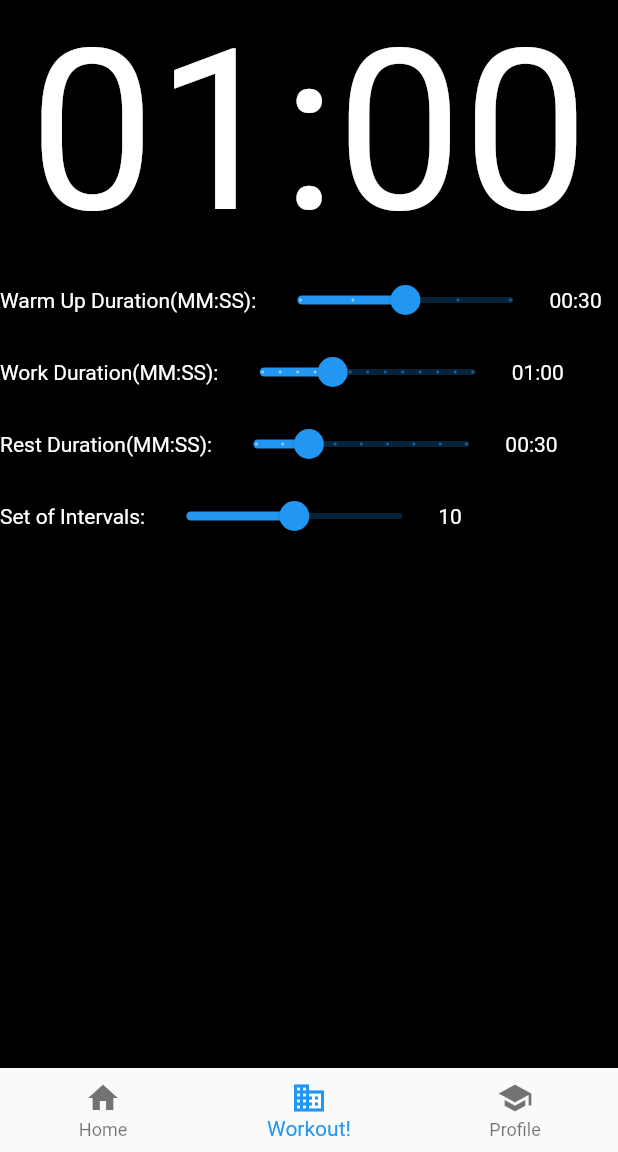
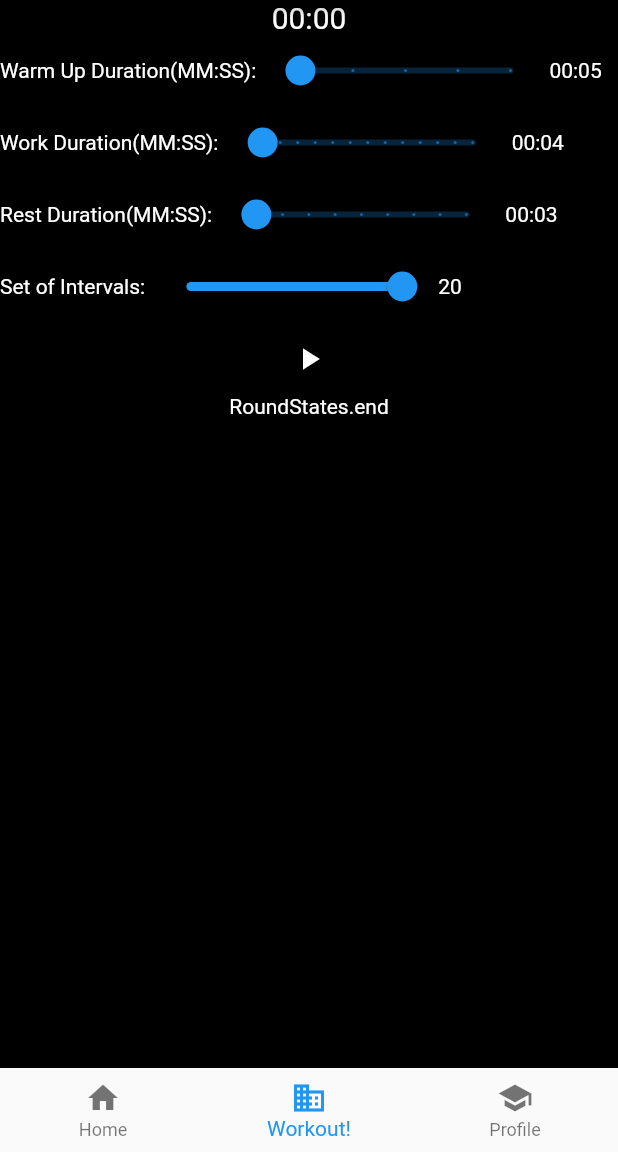
Before and after one commit to allcui/intervaltimer-flutter, a Flutter app: the screen it shows after launch, on a phone screen of 412 x 824 dp, the part 84-1236 px from its top. Run offline on Flutter 3.47's test engine with Material 2 defaults, Android fonts, the phone set to English and light mode, and no system bars.

Commit message:
made timer profile work with controller

```diff
--- a/lib/model/round_state.dart
+++ b/lib/model/round_state.dart
@@ -1,4 +1,4 @@
-enum RoundStates { end, warmUp, work, coolDown }
+enum RoundStates { end, warmUp, work, rest, coolDown }
 
 class RoundState{
   const RoundState({
--- a/lib/model/timer_profile.dart
+++ b/lib/model/timer_profile.dart
@@ -1,11 +1,23 @@
+import 'package:countdown_timer/model/round_state.dart';
 import 'package:flutter/material.dart';
 
 class TimerProfile{
 
-  static const defaultWarmUpDuration = Duration(seconds: 30);
-  static const defaultWorkDuration = Duration(seconds: 60);
-  static const defaultRestDuration = Duration(seconds: 30);
-  static const defaultCoolDownDuration = Duration(seconds: 60);
+  static const Duration defaultWarmUpDuration = Duration(seconds: 5);
+  static const Duration defaultWorkDuration = Duration(seconds: 4);
+  static const Duration defaultRestDuration = Duration(seconds: 3);
+  static const Duration defaultCoolDownDuration = Duration(seconds: 2);
+  static const int defaultSetCount = 20;
+
+  static TimerProfile getDefaultProfile(){
+    return TimerProfile(
+      warmUpDuration: defaultWarmUpDuration,
+      workDuration: defaultWorkDuration,
+      restDuration: defaultRestDuration,
+      coolDownDuration: defaultCoolDownDuration,
+      setCount: defaultSetCount,
+    );
+  }
 
   const TimerProfile({
     this.id = 1,
@@ -14,6 +26,7 @@ class TimerProfile{
     @required this.workDuration,
     @required this.restDuration,
     @required this.coolDownDuration,
+    @required this.setCount,
   });
 
   final int id;
@@ -22,13 +35,25 @@ class TimerProfile{
   final Duration workDuration;
   final Duration restDuration;
   final Duration coolDownDuration;
+  final int setCount;
 
-  TimerProfile getDefaultProfile(){
-    return TimerProfile(
-      warmUpDuration: defaultWarmUpDuration,
-      workDuration: defaultWorkDuration,
-      restDuration: defaultRestDuration,
-      coolDownDuration: defaultCoolDownDuration,
-    );
+  Duration getDurationByRoundState(RoundStates roundState){
+    switch (roundState) {
+      case RoundStates.warmUp:
+        return warmUpDuration;
+        break;
+      case RoundStates.work:
+        return workDuration;
+        break;
+      case RoundStates.rest:
+        return restDuration;
+        break;
+      case RoundStates.coolDown:
+        return coolDownDuration;
+        break;
+      default:
+        return Duration.zero;
+    }
   }
+
 }
--- a/lib/screen/interval_timer.dart
+++ b/lib/screen/interval_timer.dart
@@ -1,5 +1,9 @@
+import 'dart:developer';
+
 import 'package:countdown_timer/model/round_state.dart';
+import 'package:countdown_timer/model/timer_profile.dart';
 import 'package:countdown_timer/model/work_state.dart';
+import 'package:countdown_timer/widget/countdown_text.dart';
 import 'package:flutter/material.dart';
 
 class IntervalTimer extends StatefulWidget {
@@ -13,7 +17,7 @@ class IntervalTimer extends StatefulWidget {
   _IntervalTimerState createState() => _IntervalTimerState();
 }
 
-class _IntervalTimerState extends State<IntervalTimer> with TickerProviderStateMixin{
+class _IntervalTimerState extends State<IntervalTimer> with SingleTickerProviderStateMixin{
 
   static const Map<RoundStates, RoundState> _roundStates = {
     RoundStates.end: RoundState(
@@ -54,12 +58,14 @@ class _IntervalTimerState extends State<IntervalTimer> with TickerProviderStateM
 
   AnimationController _countdownController;
   Animation _countdownAnimation;
+  Tween<double> _countdownAnimationTween = Tween(begin: 0, end: 0);
 
-  int _remainingWorkDuration = 60;
-  int _remainingRestDuration = 30;
-  int _remainingWarmUpDuration = 30;
-  int _remainingCoolDownDuration = 30;
-  int _remainingSets = 10;
+  TimerProfile _profileSelected = TimerProfile.getDefaultProfile();
+  int _remainingWorkDuration = TimerProfile.getDefaultProfile().workDuration.inSeconds;
+  int _remainingRestDuration = TimerProfile.getDefaultProfile().restDuration.inSeconds;
+  int _remainingWarmUpDuration = TimerProfile.getDefaultProfile().warmUpDuration.inSeconds;
+  int _remainingCoolDownDuration = TimerProfile.getDefaultProfile().coolDownDuration.inSeconds;
+  int _remainingSets = TimerProfile.getDefaultProfile().setCount;
 
   RoundStates _currentRoundState = RoundStates.end;
 
@@ -73,17 +79,15 @@ class _IntervalTimerState extends State<IntervalTimer> with TickerProviderStateM
       if (status == AnimationStatus.completed && _currentRoundState != RoundStates.coolDown) _updateRoundState(_roundStates[_currentRoundState].next);
     });
 
+    _countdownAnimationTween.begin = _roundStates[_currentRoundState].duration.inSeconds.toDouble();
+    _countdownAnimationTween.end = 0.01;
+    _countdownAnimation = _countdownAnimationTween.animate(_countdownController);
     super.initState();
   }
 
   @override
   Widget build(BuildContext context) {
-    final Widget timer = Text(
-      durationToString(_remainingWorkDuration),
-      style: TextStyle(
-        fontSize: 150.0,
-      ),
-    );
+    final Widget timer = CountdownText(animation: _countdownAnimation,);
     final Widget warmUpDurationSlider = Row(
       children: <Widget>[
         Text('Warm Up Duration(MM:SS): '),
@@ -174,12 +178,37 @@ class _IntervalTimerState extends State<IntervalTimer> with TickerProviderStateM
               warmUpDurationSlider,
               workDurationSlider,
               restDurationSlider,
-              setCountSlider
+              setCountSlider,
+              IconButton(onPressed: () => _startTimer(), icon: Icon(Icons.play_arrow, color: Colors.white,),),
+              Text(_currentRoundState.toString(), style: TextStyle(color: Colors.white),),
             ],
           ),
         ),
       ),
     );
+  }
+
+  void _startTimer(){
+    _profileSelected = TimerProfile(
+      warmUpDuration: Duration(seconds: _remainingWarmUpDuration),
+      workDuration: Duration(seconds: _remainingWorkDuration),
+      restDuration: Duration(seconds: _remainingRestDuration),
+      coolDownDuration: Duration(seconds: _remainingCoolDownDuration),
+      setCount: _remainingSets,
+    );
+    _updateRoundState(RoundStates.warmUp);
+  }
+  void _updateRoundState(RoundStates roundState) async {
+    setState(() {
+      _currentRoundState = roundState;
+      log('updated round state to ' + roundState.toString());
+    });
+    Duration currentRoundStateDuration = _profileSelected.getDurationByRoundState(_currentRoundState);
+    _countdownAnimationTween.begin = currentRoundStateDuration.inSeconds.toDouble();
+
+    _countdownController.duration = currentRoundStateDuration;
+    _countdownController.reset();
+    await _countdownController.forward();
   }
 
   String durationToString(int durationInSeconds){
@@ -191,13 +220,4 @@ class _IntervalTimerState extends State<IntervalTimer> with TickerProviderStateM
     final secondsString = '$seconds'.padLeft(2, '0');
     return '$minutesString:$secondsString';
   }
-
-  void _startTimer(){
-    _updateRoundState(RoundStates.warmUp);
-  }
-  void _updateRoundState(RoundStates roundState) {
-    setState(() {
-      _currentRoundState = roundState;
-    });
-  }
 }
--- /dev/null
+++ b/lib/widget/countdown_text.dart
@@ -0,0 +1,35 @@
+import 'package:flutter/material.dart';
+
+class CountdownText extends AnimatedWidget {
+  const CountdownText({
+    Key key,
+    @required this.animation,
+    this.fontSize = 20.0,
+    this.startText = "",
+    this.endText = "",
+  }) :  super(key: key, listenable: animation);
+  final Animation<double> animation;
+  final double fontSize;
+  final String startText;
+  final String endText;
+
+  @override
+  build(BuildContext context) {
+    return Text(
+      durationToString(animation.value.floor()),
+      style: TextStyle(
+        fontSize: fontSize,
+      ),
+    );
+  }
+
+  String durationToString(int durationInSeconds){
+    final duration = Duration(seconds: durationInSeconds);
+    final minutes = duration.inMinutes;
+    final seconds = durationInSeconds % 60;
+
+    final minutesString = '$minutes'.padLeft(2, '0');
+    final secondsString = '$seconds'.padLeft(2, '0');
+    return '$minutesString:$secondsString';
+  }
+}
```
